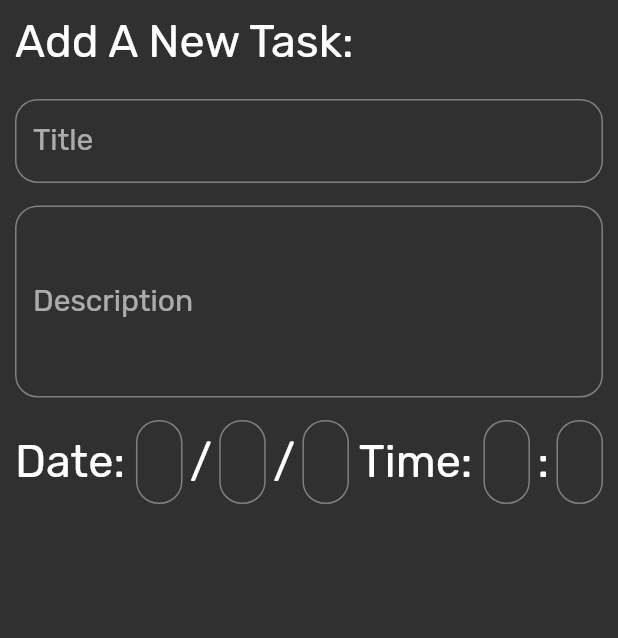
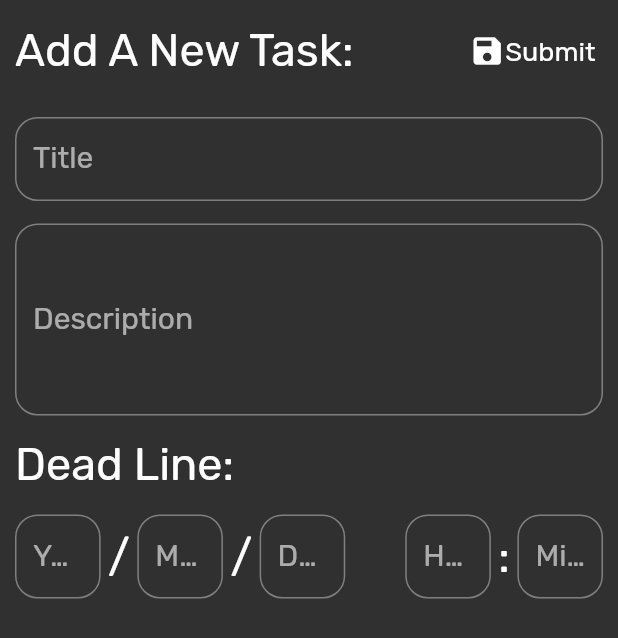
Before and after one commit to officer47p/project-management-demo, a Flutter app: the AddTaskBottomSheet widget shown alone on an empty page, opened directly, on a phone screen of 412 x 824 dp. Shown: the top 638 px of the screen. Run offline on Flutter 3.47's test engine with Material 2 defaults, Android fonts, the phone set to English and light mode, and no system bars.

Commit message:
added the custom clock widget, and modified the add task modal bottom sheet

```diff
--- a/lib/widgets/add_task.dart
+++ b/lib/widgets/add_task.dart
@@ -17,6 +17,9 @@ class _AddTaskBottomSheetState extends State<AddTaskBottomSheet> {
           child: Column(
             crossAxisAlignment: CrossAxisAlignment.stretch,
             children: [
+              Row(
+                mainAxisAlignment: MainAxisAlignment.spaceBetween,
+                children: [
                   Text(
                     "Add A New Task:",
                     style: TextStyle(
@@ -24,6 +27,25 @@ class _AddTaskBottomSheetState extends State<AddTaskBottomSheet> {
                       fontSize: 30,
                     ),
                     textAlign: TextAlign.left,
+                  ),
+                  FlatButton(
+                    padding: EdgeInsets.all(5),
+                    onPressed: () {},
+                    // color: Colors.grey,
+                    child: Row(
+                      children: [
+                        Icon(Icons.save),
+                        Text(
+                          "Submit",
+                          style: TextStyle(
+                            fontFamily: "Rubik",
+                            fontSize: 18,
+                          ),
+                        ),
+                      ],
+                    ),
+                  )
+                ],
               ),
               SizedBox(
                 height: 20,
@@ -41,15 +63,25 @@ class _AddTaskBottomSheetState extends State<AddTaskBottomSheet> {
               SizedBox(
                 height: 15,
               ),
-              Row(
-                children: [
               Text(
-                    "Date: ",
+                "Dead Line: ",
                 style: TextStyle(
                   fontFamily: "Rubik",
                   fontSize: 30,
                 ),
               ),
+              SizedBox(
+                height: 15,
+              ),
+              Row(
+                children: [
+                  // Text(
+                  //   "Date: ",
+                  //   style: TextStyle(
+                  //     fontFamily: "Rubik",
+                  //     fontSize: 30,
+                  //   ),
+                  // ),
                   Expanded(
                     child: CustomTextField(
                       labelText: "Year",
@@ -67,12 +99,15 @@ class _AddTaskBottomSheetState extends State<AddTaskBottomSheet> {
                       labelText: "Day",
                     ),
                   ),
-                  Text(
-                    " Time: ",
-                    style: TextStyle(
-                      fontFamily: "Rubik",
-                      fontSize: 30,
-                    ),
+                  // Text(
+                  //   " Time: ",
+                  //   style: TextStyle(
+                  //     fontFamily: "Rubik",
+                  //     fontSize: 30,
+                  //   ),
+                  // ),
+                  SizedBox(
+                    width: 40,
                   ),
                   Expanded(
                     child: CustomTextField(
@@ -86,7 +121,10 @@ class _AddTaskBottomSheetState extends State<AddTaskBottomSheet> {
                     ),
                   ),
                 ],
-              )
+              ),
+              // SizedBox(
+              //   height: 15,
+              // ),
             ],
           ),
         ),
--- a/lib/widgets/custom_app_bar.dart
+++ b/lib/widgets/custom_app_bar.dart
@@ -51,12 +51,17 @@ class CustomAppBar extends StatelessWidget {
                     borderRadius: BorderRadius.circular(20),
                   ),
                   onPressed: () {},
-                  child: Text(
-                    "Log Out",
-                    style: TextStyle(
-                      fontFamily: "Rubik",
-                      fontSize: 15,
-                    ),
+                  child: Row(
+                    children: [
+                      Icon(Icons.exit_to_app),
+                      Text(
+                        "Log Out",
+                        style: TextStyle(
+                          fontFamily: "Rubik",
+                          fontSize: 15,
+                        ),
+                      ),
+                    ],
                   ),
                 ),
               ],
```
Lines whose indentation alone changed are shown as unchanged.
